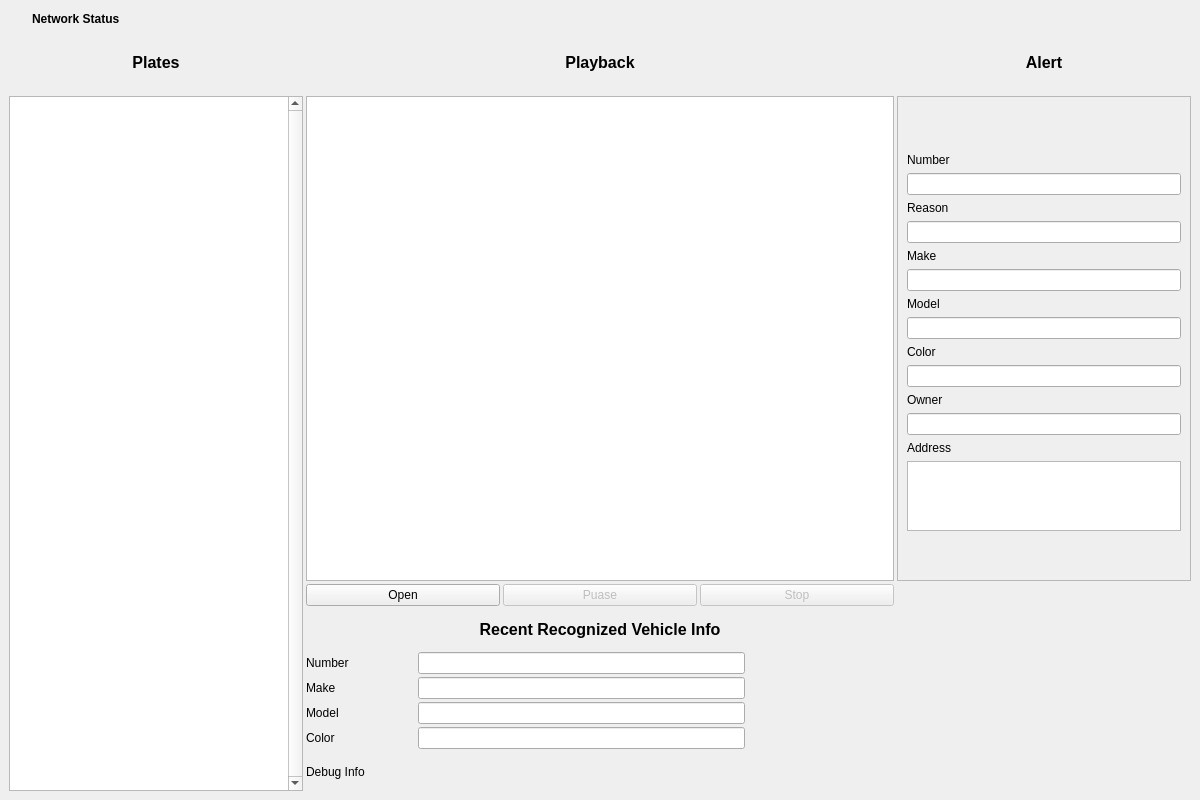
berryscone/lgsa_team5, file ALPR Client App/ALPR Client App/AlprClientApp.ui: the form before one commit.
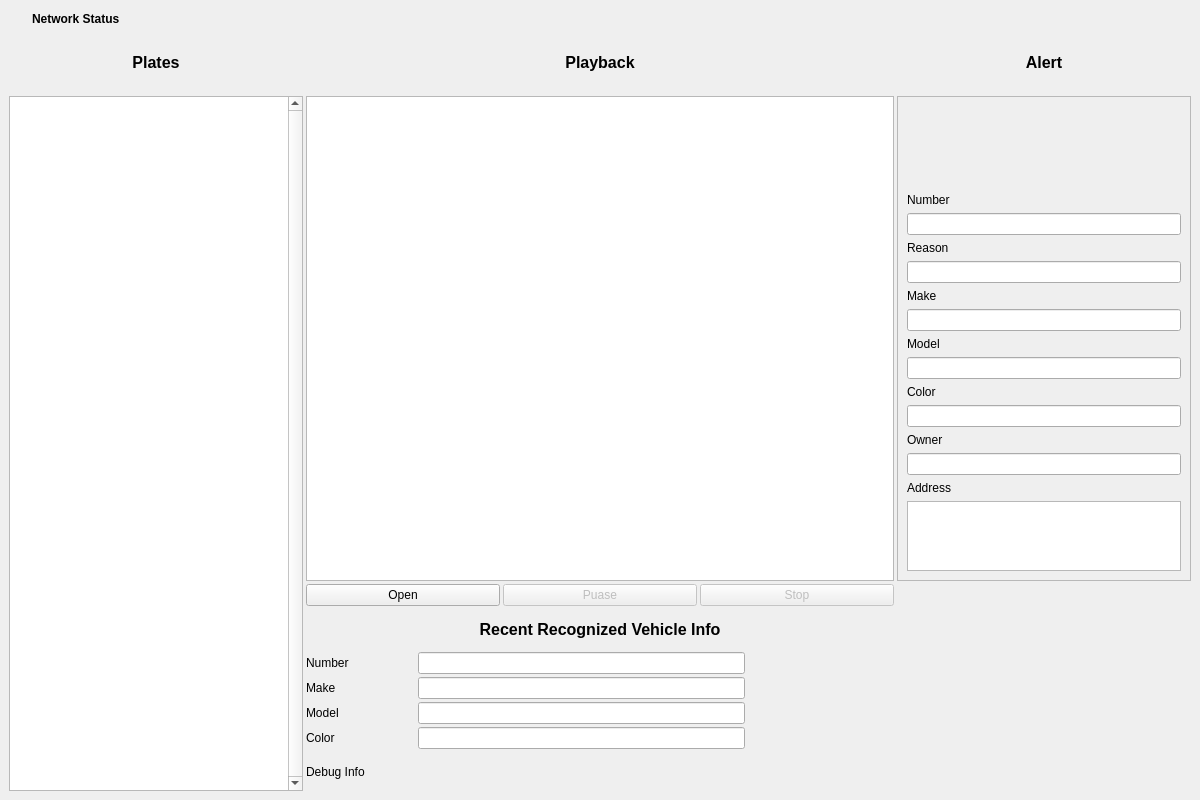
The form after the commit.

The edit to the form file:
```diff
--- a/ALPR Client App/ALPR Client App/AlprClientApp.ui
+++ b/ALPR Client App/ALPR Client App/AlprClientApp.ui
@@ -339,7 +339,7 @@
         </property>
         <layout class="QGridLayout" name="gridLayout_3">
          <item row="1" column="0">
-          <layout class="QGridLayout" name="gridLayout" rowstretch="3,1,1,1,1,1,1,1,1,1,1,1,1,1,1,0">
+          <layout class="QGridLayout" name="gridLayout" rowstretch="10,1,1,1,1,1,1,1,1,1,1,1,1,1,1">
            <item row="4" column="0">
             <widget class="QLineEdit" name="line_alert_reason">
              <property name="readOnly">
@@ -347,62 +347,6 @@
              </property>
             </widget>
            </item>
-           <item row="7" column="0">
-            <widget class="QLabel" name="label_4">
-             <property name="text">
-              <string>Model</string>
-             </property>
-            </widget>
-           </item>
-           <item row="6" column="0">
-            <widget class="QLineEdit" name="line_alert_make">
-             <property name="readOnly">
-              <bool>true</bool>
-             </property>
-            </widget>
-           </item>
-           <item row="2" column="0">
-            <widget class="QLineEdit" name="line_alert_number">
-             <property name="readOnly">
-              <bool>true</bool>
-             </property>
-            </widget>
-           </item>
-           <item row="14" column="0">
-            <widget class="QTextEdit" name="text_alert_address">
-             <property name="readOnly">
-              <bool>true</bool>
-             </property>
-            </widget>
-           </item>
-           <item row="1" column="0">
-            <widget class="QLabel" name="label">
-             <property name="text">
-              <string>Number</string>
-             </property>
-            </widget>
-           </item>
-           <item row="13" column="0">
-            <widget class="QLabel" name="label_8">
-             <property name="text">
-              <string>Address</string>
-             </property>
-            </widget>
-           </item>
-           <item row="5" column="0">
-            <widget class="QLabel" name="label_3">
-             <property name="text">
-              <string>Make</string>
-             </property>
-            </widget>
-           </item>
-           <item row="8" column="0">
-            <widget class="QLineEdit" name="line_alert_model">
-             <property name="readOnly">
-              <bool>true</bool>
-             </property>
-            </widget>
-           </item>
            <item row="3" column="0">
             <widget class="QLabel" name="label_2">
              <property name="text">
@@ -410,10 +354,34 @@
              </property>
             </widget>
            </item>
-           <item row="9" column="0">
-            <widget class="QLabel" name="label_7">
+           <item row="5" column="0">
+            <widget class="QLabel" name="label_3">
              <property name="text">
-              <string>Color</string>
+              <string>Make</string>
+             </property>
+            </widget>
+           </item>
+           <item row="0" column="0">
+            <widget class="QLabel" name="label_alert_plate">
+             <property name="text">
+              <string/>
+             </property>
+             <property name="alignment">
+              <set>Qt::AlignCenter</set>
+             </property>
+            </widget>
+           </item>
+           <item row="13" column="0">
+            <widget class="QLabel" name="label_8">
+             <property name="text">
+              <string>Address</string>
+             </property>
+            </widget>
+           </item>
+           <item row="7" column="0">
+            <widget class="QLabel" name="label_4">
+             <property name="text">
+              <string>Model</string>
              </property>
             </widget>
            </item>
@@ -424,18 +392,19 @@
              </property>
             </widget>
            </item>
-           <item row="15" column="0">
-            <spacer name="verticalSpacer">
-             <property name="orientation">
-              <enum>Qt::Vertical</enum>
+           <item row="8" column="0">
+            <widget class="QLineEdit" name="line_alert_model">
+             <property name="readOnly">
+              <bool>true</bool>
              </property>
-             <property name="sizeHint" stdset="0">
-              <size>
-               <width>20</width>
-               <height>40</height>
-              </size>
+            </widget>
+           </item>
+           <item row="14" column="0">
+            <widget class="QTextEdit" name="text_alert_address">
+             <property name="readOnly">
+              <bool>true</bool>
              </property>
-            </spacer>
+            </widget>
            </item>
            <item row="11" column="0">
             <widget class="QLabel" name="label_6">
@@ -444,6 +413,27 @@
              </property>
             </widget>
            </item>
+           <item row="2" column="0">
+            <widget class="QLineEdit" name="line_alert_number">
+             <property name="readOnly">
+              <bool>true</bool>
+             </property>
+            </widget>
+           </item>
+           <item row="9" column="0">
+            <widget class="QLabel" name="label_7">
+             <property name="text">
+              <string>Color</string>
+             </property>
+            </widget>
+           </item>
+           <item row="6" column="0">
+            <widget class="QLineEdit" name="line_alert_make">
+             <property name="readOnly">
+              <bool>true</bool>
+             </property>
+            </widget>
+           </item>
            <item row="10" column="0">
             <widget class="QLineEdit" name="line_alert_color">
              <property name="readOnly">
@@ -451,10 +441,10 @@
              </property>
             </widget>
            </item>
-           <item row="0" column="0">
-            <widget class="QLabel" name="label_alert_plate">
+           <item row="1" column="0">
+            <widget class="QLabel" name="label">
              <property name="text">
-              <string/>
+              <string>Number</string>
              </property>
             </widget>
            </item>
```
Left out of the diff: 3 changed lines with no effect on the pictures.
